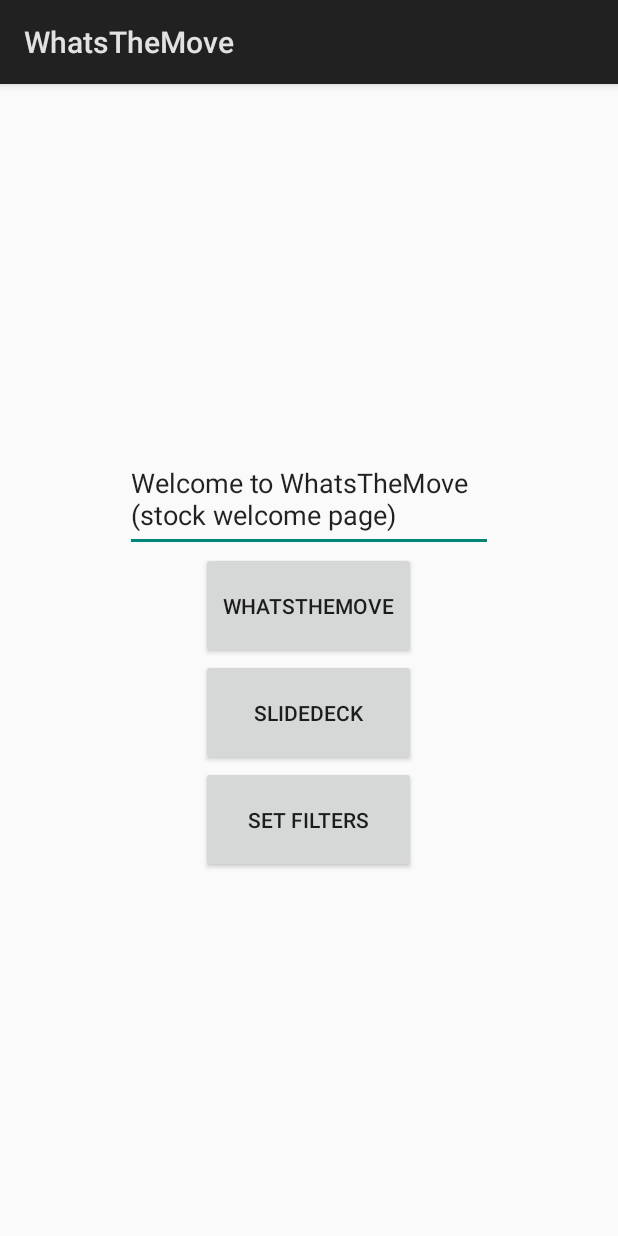
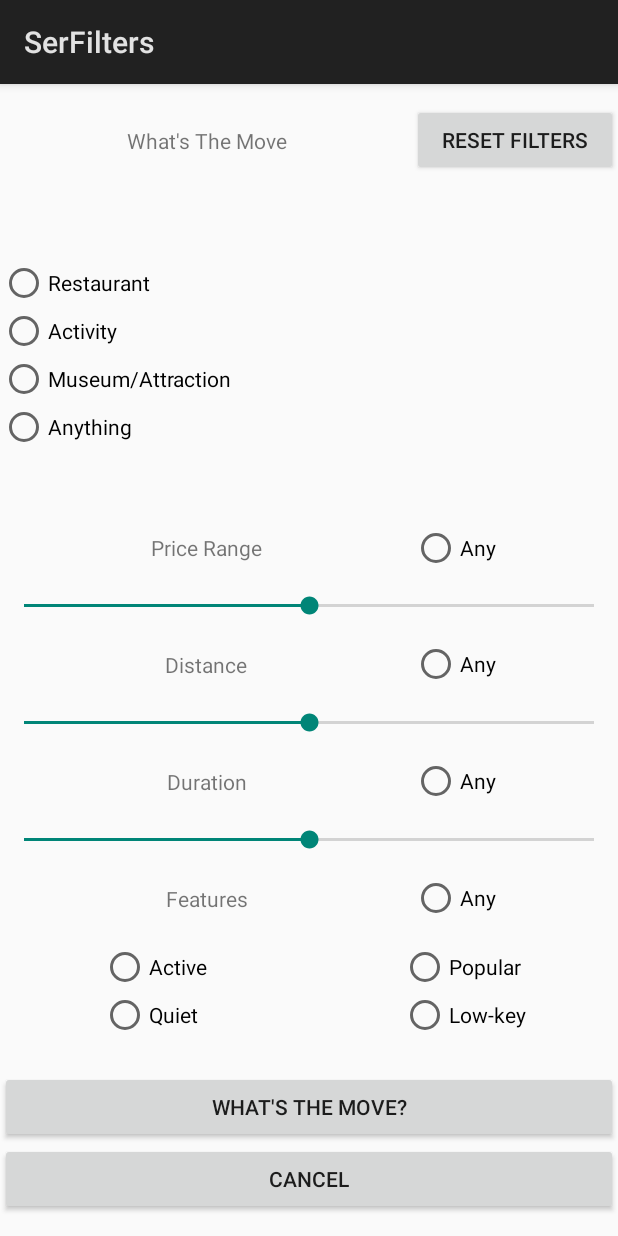
Before and after one commit to viyer5/WhatsTheMove, an Android app: the screen it shows after launch (MainActivity before the commit, SetFiltersActivity after it), after a tap on "SET FILTERS", on a phone screen of 412 x 824 dp. Run offline under Robolectric (Android 15) with nearby library versions, the phone set to English and light mode, and no system bars.

Commit message:
changes committed

```diff
--- a/app/src/main/AndroidManifest.xml
+++ b/app/src/main/AndroidManifest.xml
@@ -48,6 +48,8 @@
         <activity android:name=".ScreenSlidePagerActivity"
             android:label="ScreenSlidePager"
             android:theme="@style/NoTitle"></activity>
+        <activity android:name=".SetFiltersActivity"
+            android:label="SerFilters"></activity>
     </application>
 
 </manifest>
--- a/app/src/main/java/edu/illinois/cs465/waterwedoing/whatsthemove/SetFiltersActivity.java
+++ b/app/src/main/java/edu/illinois/cs465/waterwedoing/whatsthemove/SetFiltersActivity.java
@@ -1,13 +1,43 @@
 package edu.illinois.cs465.waterwedoing.whatsthemove;
 
 import android.app.Activity;
+import android.content.Intent;
 import android.os.Bundle;
+import android.view.View;
+import android.widget.Button;
 
-public class SetFiltersActivity extends Activity {
+public class SetFiltersActivity extends Activity implements View.OnClickListener {
+    private Button whatsTheMove;
+    private Button cancel;
+    private Button resetFilter;
 
     @Override
     protected void onCreate(Bundle savedInstanceState) {
         super.onCreate(savedInstanceState);
         setContentView(R.layout.activity_set_filters);
+
+        whatsTheMove = (Button) findViewById(R.id.whatsTheMoveButton);
+        cancel = (Button) findViewById(R.id.cancelButton);
+        whatsTheMove.setOnClickListener(this);
+        cancel.setOnClickListener(this);
+        resetFilter = (Button) findViewById(R.id.resetFilter);
+        resetFilter.setOnClickListener(this);
+
+    }
+
+    @Override
+    public void onClick(View v) {
+        if(v.getId() == R.id.cancelButton){
+            Intent intent = new Intent(this, MainActivity.class);
+            startActivity(intent);
+        }
+        if(v.getId() == R.id.whatsTheMoveButton){
+            Intent intent = new Intent(this, ScreenSlidePagerActivity.class);
+            startActivity(intent);
+        }
+        if(v.getId() == R.id.resetFilter){
+            Intent intent = new Intent(this, SetFiltersActivity.class);
+            startActivity(intent);
+        }
     }
 }
--- a/app/src/main/res/layout/activity_set_filters.xml
+++ b/app/src/main/res/layout/activity_set_filters.xml
@@ -21,6 +21,7 @@
             android:gravity="center"/>
 
         <Button
+            android:id="@+id/resetFilter"
             android:layout_width="match_parent"
             android:layout_height="wrap_content"
             android:layout_weight="2"
@@ -65,46 +66,46 @@
     <LinearLayout xmlns:android="http://schemas.android.com/apk/res/android"
         android:layout_width="match_parent"
         android:layout_height="wrap_content"
-        android:orientation="vertical"
         android:layout_weight="1"
-        android:gravity="center">
+        android:gravity="center"
+        android:orientation="vertical">
 
         <LinearLayout xmlns:android="http://schemas.android.com/apk/res/android"
             android:layout_width="match_parent"
             android:layout_height="wrap_content"
-            android:orientation="horizontal"
             android:layout_weight="1"
-            android:gravity="center">
+            android:gravity="center"
+            android:orientation="horizontal">
 
             <TextView
                 android:id="@+id/priceRange"
                 android:layout_width="match_parent"
                 android:layout_height="wrap_content"
                 android:layout_weight="1"
-                android:text="Price Range"
-                android:gravity="center" />
+                android:gravity="center"
+                android:text="Price Range" />
 
             <RadioButton
                 android:layout_width="match_parent"
-                android:layout_height="match_parent"
-                android:text="Any"
-                android:layout_weight="2"/>
+                android:layout_height="wrap_content"
+                android:layout_weight="2"
+                android:text="Any" />
 
         </LinearLayout>
 
         <LinearLayout xmlns:android="http://schemas.android.com/apk/res/android"
             android:layout_width="match_parent"
-            android:layout_height="match_parent"
-            android:orientation="vertical"
+            android:layout_height="wrap_content"
             android:layout_weight="1"
-            android:gravity="center">
+            android:gravity="center"
+            android:orientation="vertical">
 
             <SeekBar
                 android:layout_width="match_parent"
                 android:layout_height="wrap_content"
                 android:max="100"
                 android:min="0"
-                android:progress="50"/>
+                android:progress="50" />
 
         </LinearLayout>
 
@@ -120,7 +121,7 @@
 
         <LinearLayout xmlns:android="http://schemas.android.com/apk/res/android"
             android:layout_width="match_parent"
-            android:layout_height="match_parent"
+            android:layout_height="wrap_content"
             android:orientation="horizontal"
             android:layout_weight="1"
             android:gravity="center">
@@ -135,7 +136,7 @@
 
             <RadioButton
                 android:layout_width="match_parent"
-                android:layout_height="match_parent"
+                android:layout_height="wrap_content"
                 android:text="Any"
                 android:layout_weight="2"/>
 
@@ -169,7 +170,7 @@
 
         <LinearLayout xmlns:android="http://schemas.android.com/apk/res/android"
             android:layout_width="match_parent"
-            android:layout_height="match_parent"
+            android:layout_height="wrap_content"
             android:orientation="horizontal"
             android:layout_weight="1"
             android:gravity="center">
@@ -184,7 +185,7 @@
 
             <RadioButton
                 android:layout_width="match_parent"
-                android:layout_height="match_parent"
+                android:layout_height="wrap_content"
                 android:text="Any"
                 android:layout_weight="2"/>
 
@@ -219,7 +220,7 @@
 
         <LinearLayout xmlns:android="http://schemas.android.com/apk/res/android"
             android:layout_width="match_parent"
-            android:layout_height="match_parent"
+            android:layout_height="wrap_content"
             android:orientation="horizontal"
             android:layout_weight="1"
             android:gravity="center">
@@ -234,7 +235,7 @@
 
             <RadioButton
                 android:layout_width="match_parent"
-                android:layout_height="match_parent"
+                android:layout_height="wrap_content"
                 android:text="Any"
                 android:layout_weight="2"/>
 
@@ -315,10 +316,12 @@
         android:gravity="center">
 
         <Button
+            android:id="@+id/whatsTheMoveButton"
             android:layout_width="match_parent"
             android:layout_height="wrap_content"
             android:text="What's The Move?" />
         <Button
+            android:id="@+id/cancelButton"
             android:layout_width="match_parent"
             android:layout_height="wrap_content"
             android:text="Cancel" />
```
